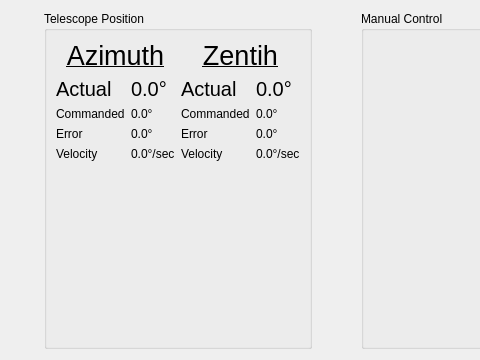
First picture: the form in ui_resources/telescope_control.ui, repository Tyronitar/rfsoc-interface, before the edit; both pictures show x 216 to 696 and y 0 to 360 of the 862 by 360 pixel window.
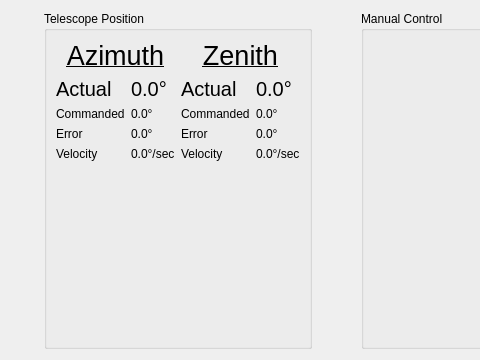
Second picture: the form after the edit. Icons and pictures are not drawn. Custom widgets are drawn as their Qt base class.

Commit message: Fix Zenith Typo

```diff
--- a/ui_resources/telescope_control.ui
+++ b/ui_resources/telescope_control.ui
@@ -253,7 +253,7 @@
                </font>
               </property>
               <property name="text">
-               <string>Zentih</string>
+               <string>Zenith</string>
               </property>
               <property name="alignment">
                <set>Qt::AlignmentFlag::AlignCenter</set>
```
The commit also changes 2 other files.
